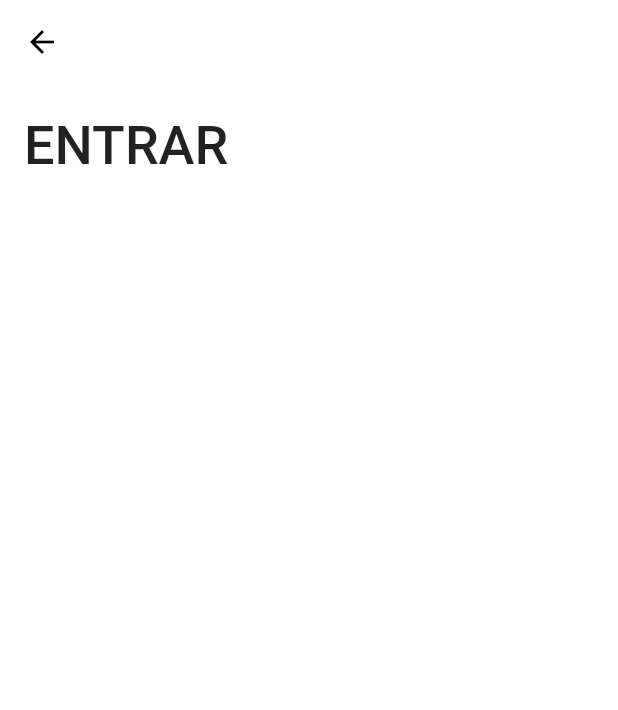
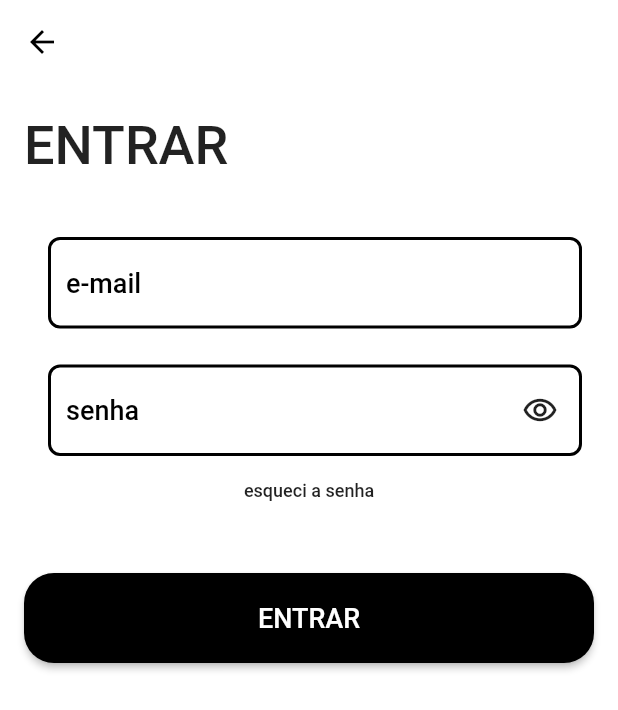
Before and after one commit to tetzgabriel/beerDoDhellao, a Flutter app: the LoginView screen opened directly, on a phone screen of 412 x 824 dp. Shown: the top 710 px of the screen. Run offline on Flutter 3.47's test engine with Material 2 defaults, Android fonts, the phone set to English and light mode, and no system bars.

Commit message:
Feature | Landing page

```diff
--- a/lib/pages/login_page.dart
+++ b/lib/pages/login_page.dart
@@ -1,3 +1,4 @@
+import 'package:beer_do_dhellao/widgets/organisms/form.dart';
 import 'package:flutter/material.dart';
 import '../widgets/molecules/app_bar.dart';
 
@@ -32,6 +33,7 @@ class LoginView extends StatelessWidget {
                 ),
               ),
             ),
+            LoginFormComponent(),
           ],
         ),
       ),
--- /dev/null
+++ b/lib/widgets/organisms/form.dart
@@ -0,0 +1,145 @@
+import 'package:flutter/material.dart';
+
+class LoginFormComponent extends StatefulWidget {
+  const LoginFormComponent({
+    Key? key,
+  }) : super(key: key);
+
+  @override
+  State<LoginFormComponent> createState() => _LoginFormState();
+}
+
+class _LoginFormState extends State<LoginFormComponent> {
+  final _formKey = GlobalKey<FormState>();
+
+  Icon passwordIcon = const Icon(Icons.remove_red_eye_outlined);
+
+  @override
+  Widget build(BuildContext context) {
+    return Form(
+      key: _formKey,
+      child: Column(
+        children: <Widget>[
+          Padding(
+            padding: const EdgeInsets.only(top: 40, left: 32, right: 24),
+            child: inputField(
+              hintText: 'e-mail',
+              errorMessage: 'Por favor, digite seu e-mail',
+              isPassword: false,
+            ),
+          ),
+          Padding(
+            padding: const EdgeInsets.only(top: 24, left: 32, right: 24),
+            child: Stack(
+              children: [
+                SizedBox(
+                  height: 60,
+                  child: Align(
+                    alignment: Alignment.centerRight,
+                    child: Padding(
+                      padding: const EdgeInsets.only(right: 16),
+                      child: GestureDetector(
+                        onTap: () {changeIcon(passwordIcon);},
+                        child: passwordIcon,
+                      ),
+                    ),
+                  ),
+                ),
+                inputField(
+                  hintText: 'senha',
+                  errorMessage: 'Por favor, digite sua senha',
+                  isPassword: true,
+                ),
+              ],
+            ),
+          ),
+          GestureDetector(
+            onTap: () {changeIcon(passwordIcon);},
+            child: const Padding(
+              padding: EdgeInsets.only(top: 16),
+              child: Text(
+                'esqueci a senha',
+                style: TextStyle(
+                  fontSize: 12,
+                  fontWeight: FontWeight.w500,
+                ),
+              ),
+            ),
+          ),
+          Padding(
+            padding: const EdgeInsets.only(top: 48, left: 16, right: 16),
+            child: ElevatedButton(
+              onPressed: () {
+                if (_formKey.currentState!.validate()) {
+                  ScaffoldMessenger.of(context).showSnackBar(
+                    const SnackBar(content: Text('Entrando')),
+                  );
+                }
+              },
+              style: ElevatedButton.styleFrom(
+                shape: RoundedRectangleBorder(
+                  borderRadius: BorderRadius.circular(20),
+                ),
+                primary: Colors.black,
+                minimumSize: const Size(double.infinity, 60),
+              ),
+              child: const Text(
+                'ENTRAR',
+                style: TextStyle(color: Colors.white, fontSize: 18),
+              ),
+            ),
+          ),
+        ],
+      ),
+    );
+  }
+
+  TextFormField inputField({
+    required String hintText,
+    required String errorMessage,
+    required bool isPassword,
+  }) {
+    return TextFormField(
+      decoration: InputDecoration(
+        enabledBorder: inputBorder(const Color(0xFF000000), 2),
+        focusedBorder: inputBorder(const Color(0xFF000000), 3),
+        errorBorder: inputBorder(const Color(0xFFF44336), 2),
+        focusedErrorBorder: inputBorder(const Color(0xFFF44336), 3),
+        hintText: hintText,
+        hintStyle: const TextStyle(
+          color: Colors.black,
+          fontSize: 18,
+          fontWeight: FontWeight.w500,
+        ),
+      ),
+      validator: (value) {
+        if (value == null || value.isEmpty) {
+          return errorMessage;
+        }
+        return null;
+      },
+      obscureText: isPassword,
+    );
+  }
+
+  OutlineInputBorder inputBorder(Color color, double width) {
+    return OutlineInputBorder(
+      borderRadius: BorderRadius.all(Radius.circular(8.0)),
+      borderSide: BorderSide(
+        width: width,
+        color: color,
+      ),
+    );
+  }
+
+  void changeIcon(Icon passwordIcon) {
+    if (passwordIcon.icon == Icons.remove_red_eye_outlined) {
+      this.passwordIcon = const Icon(Icons.remove_red_eye);
+    } else {
+      this.passwordIcon = const Icon(Icons.remove_red_eye_outlined);
+    }
+
+    setState(() {
+    });
+  }
+}
```
Also changed, not shown: lib/widgets/molecules/bar.dart (+21 -26 lines).
